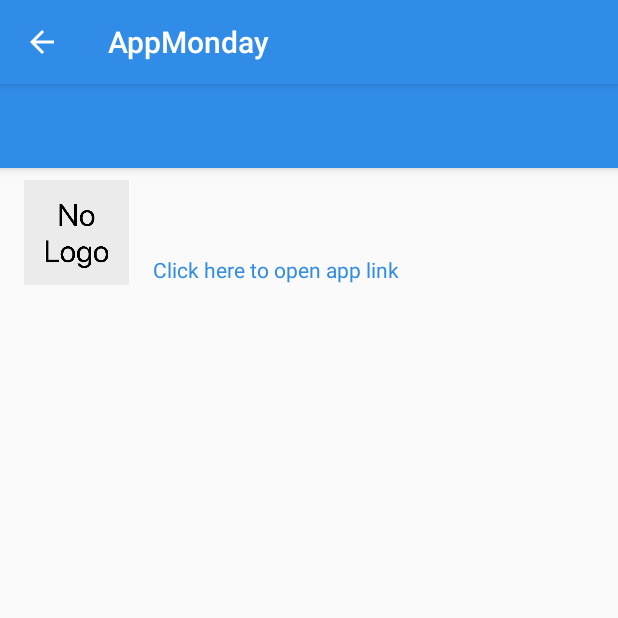
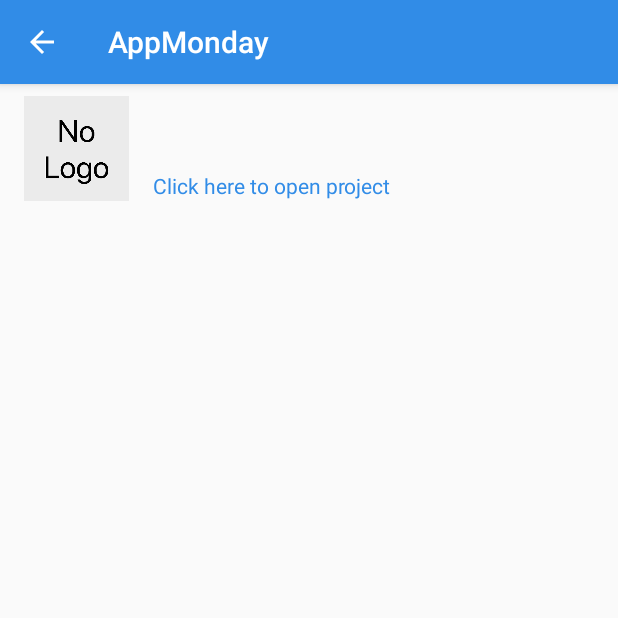
Before and after one commit to NathanFallet/AppMonday-Android, an Android app: the ProjectDetailsActivity screen opened directly, with no data from a screen before it, on a phone screen of 412 x 824 dp, the top half of it. Run offline under Robolectric (Android 15) with nearby library versions, the phone set to English and light mode, and no system bars; our stand-ins replace Picasso; pictures from the network do not load.

```diff
--- a/app/src/main/AndroidManifest.xml
+++ b/app/src/main/AndroidManifest.xml
@@ -13,14 +13,14 @@
         android:supportsRtl="true"
         android:theme="@style/AppTheme"
         tools:ignore="GoogleAppIndexingWarning">
-        <activity android:name=".controllers.MainActivity">
+        <activity android:name=".activities.MainActivity">
             <intent-filter>
                 <action android:name="android.intent.action.MAIN" />
 
                 <category android:name="android.intent.category.LAUNCHER" />
             </intent-filter>
         </activity>
-        <activity android:name=".ui.AppDetailsActivity" />
+        <activity android:name=".activities.ProjectDetailsActivity" />
     </application>
 
 </manifest>
--- a/app/src/main/java/me/nathanfallet/appmonday/controllers/MainActivity.java
+++ b/app/src/main/java/me/nathanfallet/appmonday/activities/MainActivity.java
@@ -1,4 +1,4 @@
-package me.nathanfallet.appmonday.controllers;
+package me.nathanfallet.appmonday.activities;
 
 import android.os.Bundle;
 import android.support.annotation.NonNull;
@@ -10,6 +10,8 @@ import android.view.MenuItem;
 import android.widget.FrameLayout;
 
 import me.nathanfallet.appmonday.R;
+import me.nathanfallet.appmonday.fragments.CompetitionsFragment;
+import me.nathanfallet.appmonday.fragments.ProjectsFragment;
 
 public class MainActivity extends AppCompatActivity {
 
--- a/app/src/main/java/me/nathanfallet/appmonday/ui/AppDetailsActivity.java
+++ b/app/src/main/java/me/nathanfallet/appmonday/activities/ProjectDetailsActivity.java
@@ -1,11 +1,10 @@
-package me.nathanfallet.appmonday.ui;
+package me.nathanfallet.appmonday.activities;
 
 import android.content.ActivityNotFoundException;
 import android.content.Intent;
 import android.net.Uri;
 import android.support.v7.app.AppCompatActivity;
 import android.os.Bundle;
-import android.support.v7.widget.Toolbar;
 import android.view.MotionEvent;
 import android.view.View;
 import android.widget.ImageView;
@@ -15,35 +14,32 @@ import com.squareup.picasso.Picasso;
 
 import me.nathanfallet.appmonday.R;
 
-public class AppDetailsActivity extends AppCompatActivity {
+public class ProjectDetailsActivity extends AppCompatActivity {
 
     @Override
     protected void onCreate(Bundle savedInstanceState) {
         super.onCreate(savedInstanceState);
-        setContentView(R.layout.activity_app_details);
-
-        Toolbar toolbar = findViewById(R.id.details_toolbar);
-        setSupportActionBar(toolbar);
+        setContentView(R.layout.activity_project_details);
 
         getSupportActionBar().setDisplayHomeAsUpEnabled(true);
         getSupportActionBar().setDisplayShowHomeEnabled(true);
 
         Intent intent = getIntent();
-        final String app_name = intent != null ? intent.getStringExtra("app_name") : "";
-        final String app_user = intent != null ? intent.getStringExtra("app_user") : "";
-        final String app_logo = intent != null ? intent.getStringExtra("app_logo") : "";
-        final String app_link = intent != null ? intent.getStringExtra("app_link") : "";
-        final String app_description = intent != null ? intent.getStringExtra("app_description") : "";
+        final String project_name = intent != null ? intent.getStringExtra("app_name") : "";
+        final String project_user = intent != null ? intent.getStringExtra("app_user") : "";
+        final String project_logo = intent != null ? intent.getStringExtra("app_logo") : "";
+        final String project_link = intent != null ? intent.getStringExtra("app_link") : "";
+        final String project_description = intent != null ? intent.getStringExtra("app_description") : "";
 
-        TextView name = findViewById(R.id.app_name);
-        name.setText(app_name);
+        TextView name = findViewById(R.id.project_name);
+        name.setText(project_name);
 
-        TextView user = findViewById(R.id.app_user);
-        user.setText(app_user);
+        TextView user = findViewById(R.id.project_user);
+        user.setText(project_user);
         user.setOnTouchListener(new View.OnTouchListener() {
             @Override
             public boolean onTouch(View v, MotionEvent event) {
-                Uri uri = Uri.parse("http://instagram.com/_u/"+app_user);
+                Uri uri = Uri.parse("http://instagram.com/_u/"+project_user);
                 Intent likeIng = new Intent(Intent.ACTION_VIEW, uri);
 
                 likeIng.setPackage("com.instagram.android");
@@ -52,28 +48,28 @@ public class AppDetailsActivity extends AppCompatActivity {
                     startActivity(likeIng);
                 } catch (ActivityNotFoundException e) {
                     startActivity(new Intent(Intent.ACTION_VIEW,
-                            Uri.parse("https://instagram.com/"+app_user)));
+                            Uri.parse("https://instagram.com/"+project_user)));
                 }
 
                 return true;
             }
         });
 
-        ImageView logo = findViewById(R.id.app_logo);
-        Picasso.get().load(app_logo).error(R.drawable.nologo).into(logo);
+        ImageView logo = findViewById(R.id.project_logo);
+        Picasso.get().load(project_logo).error(R.drawable.nologo).into(logo);
 
-        TextView link = findViewById(R.id.app_link);
+        TextView link = findViewById(R.id.project_link);
         link.setOnTouchListener(new View.OnTouchListener() {
             @Override
             public boolean onTouch(View v, MotionEvent event) {
-                startActivity(new Intent(Intent.ACTION_VIEW, Uri.parse(app_link)));
+                startActivity(new Intent(Intent.ACTION_VIEW, Uri.parse(project_link)));
 
                 return true;
             }
         });
 
-        TextView description = findViewById(R.id.app_description);
-        description.setText(app_description);
+        TextView description = findViewById(R.id.project_description);
+        description.setText(project_description);
     }
 
     @Override
--- a/app/src/main/java/me/nathanfallet/appmonday/controllers/CompetitionsFragment.java
+++ b/app/src/main/java/me/nathanfallet/appmonday/fragments/CompetitionsFragment.java
@@ -1,4 +1,4 @@
-package me.nathanfallet.appmonday.controllers;
+package me.nathanfallet.appmonday.fragments;
 
 
 import android.os.Bundle;
--- a/app/src/main/res/layout/activity_app_details.xml
+++ b/app/src/main/res/layout/activity_project_details.xml
@@ -1,26 +1,10 @@
 <?xml version="1.0" encoding="utf-8"?>
 <LinearLayout xmlns:android="http://schemas.android.com/apk/res/android"
-    xmlns:app="http://schemas.android.com/apk/res-auto"
     xmlns:tools="http://schemas.android.com/tools"
     android:layout_width="match_parent"
     android:layout_height="match_parent"
     android:orientation="vertical"
-    tools:context=".ui.AppDetailsActivity">
-
-    <android.support.design.widget.AppBarLayout
-        android:layout_width="match_parent"
-        android:layout_height="wrap_content"
-        android:theme="@style/ThemeOverlay.AppCompat.Dark.ActionBar">
-
-        <android.support.v7.widget.Toolbar
-            android:id="@+id/details_toolbar"
-            android:layout_width="match_parent"
-            android:layout_height="?attr/actionBarSize"
-            android:background="?attr/colorPrimary"
-            app:layout_scrollFlags="scroll|enterAlways"
-            app:popupTheme="@style/ThemeOverlay.AppCompat.Light" />
-
-    </android.support.design.widget.AppBarLayout>
+    tools:context=".activities.ProjectDetailsActivity">
 
     <LinearLayout android:layout_width="match_parent"
         android:layout_height="wrap_content"
@@ -30,7 +14,7 @@
         android:layout_marginTop="8dp"
         android:layout_marginBottom="8dp">
 
-        <ImageView android:id="@+id/app_logo"
+        <ImageView android:id="@+id/project_logo"
             android:layout_width="70dp"
             android:layout_height="70dp"
             android:layout_marginEnd="16dp"/>
@@ -40,30 +24,30 @@
             android:layout_height="wrap_content"
             android:orientation="vertical" >
 
-            <TextView android:id="@+id/app_name"
+            <TextView android:id="@+id/project_name"
                 android:textSize="16sp"
                 android:layout_width="match_parent"
                 android:layout_height="wrap_content"
-                android:text="App name" />
+                android:text="Name" />
 
-            <TextView android:id="@+id/app_user"
+            <TextView android:id="@+id/project_user"
                 android:layout_width="wrap_content"
                 android:layout_height="wrap_content"
                 android:textColor="#318CE7"
-                android:text="App user" />
+                android:text="User" />
 
-            <TextView android:id="@+id/app_link"
+            <TextView android:id="@+id/project_link"
                 android:layout_marginTop="4pt"
                 android:layout_width="wrap_content"
                 android:layout_height="wrap_content"
                 android:textColor="#318CE7"
-                android:text="Click here to open app link" />
+                android:text="Click here to open project" />
 
-            <TextView android:id="@+id/app_description"
+            <TextView android:id="@+id/project_description"
                 android:layout_marginTop="4pt"
                 android:layout_width="wrap_content"
                 android:layout_height="wrap_content"
-                android:text="App description" />
+                android:text="Description" />
         </LinearLayout>
 
     </LinearLayout>
--- a/app/src/main/res/layout/fragment_competitions.xml
+++ b/app/src/main/res/layout/fragment_competitions.xml
@@ -3,7 +3,7 @@
     xmlns:tools="http://schemas.android.com/tools"
     android:layout_width="match_parent"
     android:layout_height="match_parent"
-    tools:context=".controllers.CompetitionsFragment">
+    tools:context=".fragments.CompetitionsFragment">
 
     <!-- TODO: Update blank fragment layout -->
     <TextView
--- a/app/src/main/res/layout/fragment_infos.xml
+++ b/app/src/main/res/layout/fragment_infos.xml
@@ -24,7 +24,7 @@
         <TextView
             android:layout_width="wrap_content"
             android:layout_height="wrap_content"
-            android:text="Every Monday, we will share one project you submitted here in our Instagram story. Fill this form and share with us your project! It can be a website, a mobile app, an open source project, ... everything you coded."/>
+            android:text="Every Monday, we will share one project you submitted here in our Instagram story. Fill this form and share with us your project! It can be a website, a mobile project, an open source project, ... everything you coded."/>
 
         <TextView
             android:layout_width="wrap_content"
--- a/app/src/main/res/menu/nav_items.xml
+++ b/app/src/main/res/menu/nav_items.xml
@@ -1,5 +1,5 @@
 <?xml version="1.0" encoding="utf-8"?>
-<menu xmlns:app="http://schemas.android.com/apk/res-auto"
+<menu xmlns:project="http://schemas.android.com/apk/res-auto"
     xmlns:android="http://schemas.android.com/apk/res/android">
 
     <item
```
Also changed, not shown: app/src/main/java/me/nathanfallet/appmonday/controllers/ProjectsFragment.java (deleted, +0 -200 lines), app/src/main/java/me/nathanfallet/appmonday/fragments/ProjectsFragment.java (added, +151 -0 lines), app/src/main/java/me/nathanfallet/appmonday/models/Project.java (renamed from app/src/main/java/me/nathanfallet/appmonday/utils/App.java, +5 -3 lines), app/src/main/java/me/nathanfallet/appmonday/models/ProjectsManager.java (added, +60 -0 lines), app/src/main/res/layout/activity_main.xml (+6 -6 lines), app/src/main/res/layout/cell_project.xml (renamed from app/src/main/res/layout/app_list_item.xml, +4 -4 lines).
